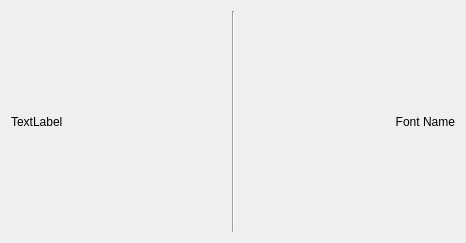
Above: fe.ui from q5sys/qt5fontbrowser before the change. Below: the same form after it.
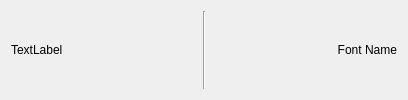
That is the form after the change.

Patch:
```diff
--- a/fe.ui
+++ b/fe.ui
@@ -6,18 +6,33 @@
    <rect>
     <x>0</x>
     <y>0</y>
-    <width>466</width>
-    <height>243</height>
+    <width>408</width>
+    <height>100</height>
    </rect>
   </property>
+  <property name="sizePolicy">
+   <sizepolicy hsizetype="Minimum" vsizetype="Preferred">
+    <horstretch>0</horstretch>
+    <verstretch>0</verstretch>
+   </sizepolicy>
+  </property>
   <property name="windowTitle">
    <string>Form</string>
   </property>
   <layout class="QVBoxLayout" name="verticalLayout">
    <item>
     <layout class="QHBoxLayout" name="horizontalLayout">
+     <property name="sizeConstraint">
+      <enum>QLayout::SetMinimumSize</enum>
+     </property>
      <item>
       <widget class="QLabel" name="exampleTextLabel">
+       <property name="sizePolicy">
+        <sizepolicy hsizetype="Minimum" vsizetype="Preferred">
+         <horstretch>0</horstretch>
+         <verstretch>0</verstretch>
+        </sizepolicy>
+       </property>
        <property name="text">
         <string>TextLabel</string>
        </property>
@@ -32,6 +47,12 @@
      </item>
      <item>
       <widget class="QLabel" name="fontNameLabel">
+       <property name="sizePolicy">
+        <sizepolicy hsizetype="Minimum" vsizetype="Preferred">
+         <horstretch>0</horstretch>
+         <verstretch>0</verstretch>
+        </sizepolicy>
+       </property>
        <property name="text">
         <string>Font Name</string>
        </property>
```
